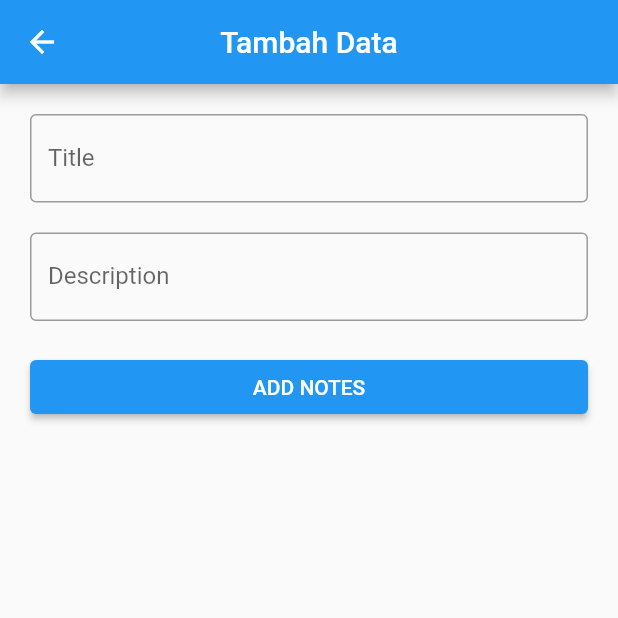
After one commit to rahadians/udemy_supabase, a Flutter app: the AddNoteView screen opened by its route, after a tap on "ADD NOTES", on a phone screen of 412 x 824 dp, the top half of it. The commit adds this screen. Run offline on Flutter 3.47's test engine with Material 2 defaults, Android fonts, the phone set to English and light mode, and no system bars; our stand-ins replace get, supabase, supabase_flutter; accounts and stored records are empty.

Commit message:
insert note

```diff
--- /dev/null
+++ b/lib/app/modules/add_note/bindings/add_note_binding.dart
@@ -0,0 +1,12 @@
+import 'package:get/get.dart';
+
+import '../controllers/add_note_controller.dart';
+
+class AddNoteBinding extends Bindings {
+  @override
+  void dependencies() {
+    Get.lazyPut<AddNoteController>(
+      () => AddNoteController(),
+    );
+  }
+}
--- /dev/null
+++ b/lib/app/modules/add_note/controllers/add_note_controller.dart
@@ -0,0 +1,67 @@
+import 'package:flutter/cupertino.dart';
+import 'package:get/get.dart';
+import 'package:supabase/supabase.dart';
+import 'package:supabase_flutter/supabase_flutter.dart';
+
+class AddNoteController extends GetxController {
+  RxBool isLoading = false.obs;
+
+  TextEditingController titleC = TextEditingController();
+  TextEditingController descC = TextEditingController();
+
+  SupabaseClient client = Supabase.instance.client;
+
+  void addNote() async {
+    if (titleC.text.isNotEmpty && descC.text.isNotEmpty) {
+      isLoading.value = true;
+
+      try {
+        PostgrestResponse<dynamic> user = await client
+            .from("users")
+            .select("id")
+            .match({"uid": client.auth.currentUser!.id}).execute();
+
+        print(client.auth.currentUser!.id);
+        print(user.toJson());
+        int no_id = (user.data as List).first['id'];
+
+        print(no_id);
+
+        await client.from("notes").insert({
+          // "user_id": no_id,
+          // "title": titleC.text,
+          // "desc": descC.text,
+          // "created_at": DateTime.now().toIso8601String()
+          "user_id": 1,
+          "title": titleC.text,
+          "desc": descC.text,
+          "created_at": DateTime.now().toIso8601String()
+        }).execute();
+        print("udah kesimpen");
+      } catch (err) {
+        print(err);
+        print("err");
+      }
+
+      isLoading.value = false;
+      Get.back();
+    }
+  }
+
+  // //TODO: Implement AddNoteController
+
+  // final count = 0.obs;
+  // @override
+  // void onInit() {
+  //   super.onInit();
+  // }
+
+  // @override
+  // void onReady() {
+  //   super.onReady();
+  // }
+
+  // @override
+  // void onClose() {}
+  // void increment() => count.value++;
+}
--- /dev/null
+++ b/lib/app/modules/add_note/views/add_note_view.dart
@@ -0,0 +1,54 @@
+import 'package:flutter/material.dart';
+
+import 'package:get/get.dart';
+
+import '../controllers/add_note_controller.dart';
+
+class AddNoteView extends GetView<AddNoteController> {
+  @override
+  Widget build(BuildContext context) {
+    return Scaffold(
+      appBar: AppBar(
+        title: Text('Tambah Data'),
+        centerTitle: true,
+      ),
+      body: SafeArea(
+        child: ListView(
+          padding: EdgeInsets.all(20),
+          children: [
+            TextFormField(
+              controller: controller.titleC,
+              autocorrect: false,
+              decoration: InputDecoration(
+                  labelText: "Title", border: OutlineInputBorder()),
+            ),
+            SizedBox(
+              height: 20,
+            ),
+            TextFormField(
+              controller: controller.descC,
+              autocorrect: false,
+              decoration: InputDecoration(
+                  labelText: "Description", border: OutlineInputBorder()),
+            ),
+            SizedBox(
+              height: 20,
+            ),
+            Obx(
+              () => ElevatedButton(
+                onPressed: () {
+                  if (controller.isLoading.isFalse) {
+                    //eksekusi add note
+                    controller.addNote();
+                  }
+                },
+                child: Text(
+                    controller.isLoading.isFalse ? "ADD NOTES" : "LOADING.."),
+              ),
+            ),
+          ],
+        ),
+      ),
+    );
+  }
+}
--- a/lib/app/routes/app_routes.dart
+++ b/lib/app/routes/app_routes.dart
@@ -7,6 +7,8 @@ abstract class Routes {
   static const LOGIN = _Paths.LOGIN;
   static const REGISTER = _Paths.REGISTER;
   static const PROFILE = _Paths.PROFILE;
+  static const ADD_NOTE = _Paths.ADD_NOTE;
+  static const EDIT_NOTE = _Paths.EDIT_NOTE;
 }
 
 abstract class _Paths {
@@ -15,4 +17,6 @@ abstract class _Paths {
   static const LOGIN = '/login';
   static const REGISTER = '/register';
   static const PROFILE = '/profile';
+  static const ADD_NOTE = '/add-note';
+  static const EDIT_NOTE = '/edit-note';
 }
```
Also changed, not shown: lib/app/modules/edit_note/bindings/edit_note_binding.dart (added, +12 -0 lines), lib/app/modules/edit_note/controllers/edit_note_controller.dart (added, +20 -0 lines), lib/app/modules/edit_note/views/edit_note_view.dart (added, +23 -0 lines), lib/app/modules/home/views/home_view.dart (+12 -4 lines), lib/app/routes/app_pages.dart (+14 -0 lines).
